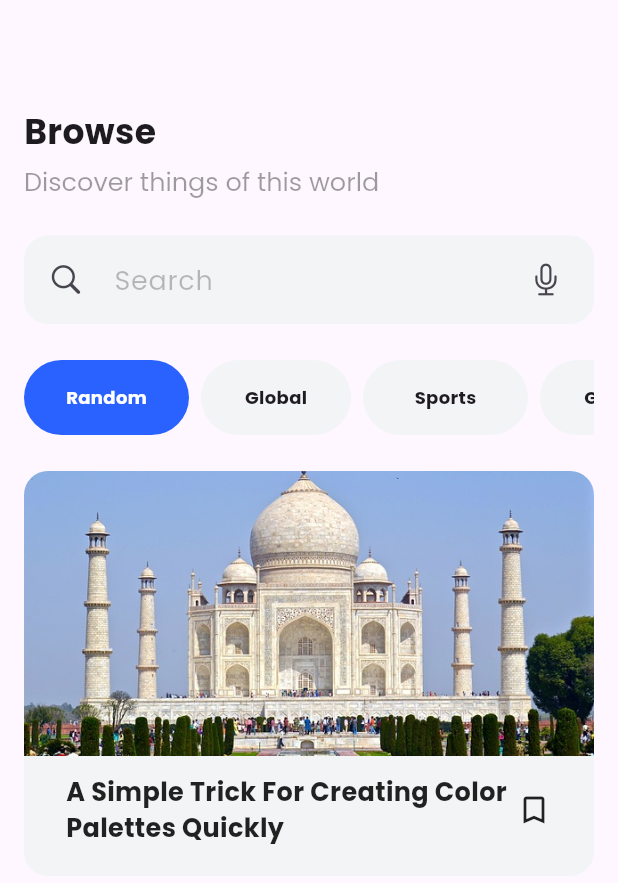
After one commit to muzzammil763/news_app, a Flutter app: the HomePageScreen2 screen opened directly, on a phone screen of 412 x 824 dp. The commit adds this screen. Shown: the top 883 px of the screen. Run offline on Flutter 3.47's test engine with Material 3 defaults, Android fonts, the phone set to English and light mode, and no system bars; our stand-ins replace google_fonts.

Commit message:
some changes

```diff
--- a/lib/Screens/homepage.dart
+++ b/lib/Screens/homepage.dart
@@ -1,5 +1,6 @@
 import 'package:flutter/cupertino.dart';
 import 'package:flutter/material.dart';
+import 'package:news_app/Screens/homepage2.dart';
 
 class HomePageScreen extends StatelessWidget {
   const HomePageScreen({super.key});
@@ -82,7 +83,16 @@ class HomePageScreen extends StatelessWidget {
                     scrollDirection: Axis.horizontal,
                     child: Row(
                       children: [
-                        Container(
+                        InkWell(
+                          onTap: () {
+                            Navigator.push(
+                              context,
+                              MaterialPageRoute(
+                                builder: (context) => const HomePageScreen2(),
+                              ),
+                            );
+                          },
+                          child: Container(
                             height: 50,
                             width: 110,
                             decoration: BoxDecoration(
@@ -95,6 +105,7 @@ class HomePageScreen extends StatelessWidget {
                                 style: TextStyle(
                                   fontSize: 12,
                                   fontWeight: FontWeight.bold,
+                                ),
                               ),
                             ),
                           ),
--- /dev/null
+++ b/lib/Screens/homepage2.dart
@@ -0,0 +1,248 @@
+import 'package:flutter/cupertino.dart';
+import 'package:flutter/material.dart';
+
+class HomePageScreen2 extends StatelessWidget {
+  const HomePageScreen2({super.key});
+
+  @override
+  Widget build(BuildContext context) {
+    return Scaffold(
+      body: SingleChildScrollView(
+        child: Column(
+          children: [
+            Padding(
+              padding: const EdgeInsets.only(
+                left: 16,
+                right: 16,
+                top: 72,
+                bottom: 16,
+              ),
+              child: Column(
+                crossAxisAlignment: CrossAxisAlignment.start,
+                children: [
+                  const Text(
+                    'Browse',
+                    style: TextStyle(
+                      fontSize: 23,
+                      fontWeight: FontWeight.bold,
+                    ),
+                  ),
+                  const SizedBox(
+                    height: 4,
+                  ),
+                  const Text(
+                    'Discover things of this world',
+                    style: TextStyle(
+                      fontSize: 17,
+                      color: Colors.black38,
+                      letterSpacing: 0,
+                    ),
+                  ),
+                  const SizedBox(
+                    height: 24,
+                  ),
+                  TextField(
+                    cursorOpacityAnimates: true,
+                    cursorColor: Colors.black,
+                    decoration: InputDecoration(
+                      prefixIcon: const Padding(
+                        padding: EdgeInsets.only(
+                          left: 16,
+                          right: 16,
+                        ),
+                        child: Icon(
+                          CupertinoIcons.search,
+                        ),
+                      ),
+                      suffixIcon: const Padding(
+                        padding: EdgeInsets.only(
+                          right: 16,
+                        ),
+                        child: Icon(
+                          CupertinoIcons.mic,
+                        ),
+                      ),
+                      hintText: 'Search',
+                      hintStyle: const TextStyle(
+                        fontSize: 18,
+                        color: Colors.black26,
+                      ),
+                      border: OutlineInputBorder(
+                        borderRadius: BorderRadius.circular(16),
+                        borderSide: BorderSide.none,
+                      ),
+                      filled: true,
+                      fillColor: const Color(0XFFF3F4F6),
+                    ),
+                  ),
+                  const SizedBox(
+                    height: 24,
+                  ),
+                  SingleChildScrollView(
+                    scrollDirection: Axis.horizontal,
+                    child: Row(
+                      children: [
+                        Container(
+                          height: 50,
+                          width: 110,
+                          decoration: BoxDecoration(
+                            borderRadius: BorderRadius.circular(32),
+                            color: Colors.blueAccent[700],
+                          ),
+                          child: const Center(
+                            child: Text(
+                              'Random',
+                              style: TextStyle(
+                                fontSize: 12,
+                                fontWeight: FontWeight.bold,
+                                color: Colors.white,
+                              ),
+                            ),
+                          ),
+                        ),
+                        const SizedBox(
+                          width: 8,
+                        ),
+                        Container(
+                          height: 50,
+                          width: 100,
+                          decoration: BoxDecoration(
+                            borderRadius: BorderRadius.circular(32),
+                            color: const Color(0XFFF3F4F6),
+                          ),
+                          child: const Center(
+                            child: Text(
+                              'Global',
+                              style: TextStyle(
+                                fontSize: 12,
+                                fontWeight: FontWeight.bold,
+                              ),
+                            ),
+                          ),
+                        ),
+                        const SizedBox(
+                          width: 8,
+                        ),
+                        Container(
+                          height: 50,
+                          width: 110,
+                          decoration: BoxDecoration(
+                            borderRadius: BorderRadius.circular(32),
+                            color: const Color(0XFFF3F4F6),
+                          ),
+                          child: const Center(
+                            child: Text(
+                              'Sports',
+                              style: TextStyle(
+                                fontSize: 12,
+                                fontWeight: FontWeight.bold,
+                              ),
+                            ),
+                          ),
+                        ),
+                        const SizedBox(
+                          width: 8,
+                        ),
+                        Container(
+                          height: 50,
+                          width: 110,
+                          decoration: BoxDecoration(
+                            borderRadius: BorderRadius.circular(32),
+                            color: const Color(0XFFF3F4F6),
+                          ),
+                          child: const Center(
+                            child: Text(
+                              'Gaming',
+                              style: TextStyle(
+                                fontSize: 12,
+                                fontWeight: FontWeight.bold,
+                              ),
+                            ),
+                          ),
+                        ),
+                        const SizedBox(
+                          width: 8,
+                        ),
+                        Container(
+                          height: 50,
+                          width: 110,
+                          decoration: BoxDecoration(
+                            borderRadius: BorderRadius.circular(32),
+                            color: const Color(0XFFF3F4F6),
+                          ),
+                          child: const Center(
+                            child: Text(
+                              'Politics',
+                              style: TextStyle(
+                                fontSize: 12,
+                                fontWeight: FontWeight.bold,
+                              ),
+                            ),
+                          ),
+                        ),
+                      ],
+                    ),
+                  ),
+                  const SizedBox(
+                    height: 24,
+                  ),
+                  Container(
+                    height: 270,
+                    width: double.infinity,
+                    decoration: BoxDecoration(
+                      borderRadius: BorderRadius.circular(16),
+                      color: const Color(0XFFF3F4F6),
+                    ),
+                    child: Column(
+                      children: [
+                        ClipRRect(
+                          borderRadius: BorderRadius.only(
+                            topLeft: Radius.circular(16),
+                            topRight: Radius.circular(16),
+                          ),
+                          child: Image.asset(
+                            'assets/images/edferferfe.jpg',
+                            fit: BoxFit.cover,
+                            height: 190.0,
+                            width: double.infinity,
+                          ),
+                        ),
+                        SizedBox(
+                          height: 12,
+                        ),
+                        Row(
+                          mainAxisAlignment: MainAxisAlignment.center,
+                          crossAxisAlignment: CrossAxisAlignment.center,
+                          children: [
+                            SizedBox(
+                              width: 300,
+                              child: Column(
+                                children: [
+                                  Text(
+                                    'A Simple Trick For Creating Color Palettes Quickly',
+                                    style: TextStyle(
+                                      color: Colors.black87,
+                                      fontWeight: FontWeight.bold,
+                                      fontSize: 17,
+                                    ),
+                                  ),
+                                ],
+                              ),
+                            ),
+                            Icon(
+                              Icons.bookmark_border,
+                            ),
+                          ],
+                        ),
+                      ],
+                    ),
+                  )
+                ],
+              ),
+            ),
+          ],
+        ),
+      ),
+    );
+  }
+}
```
Lines whose indentation alone changed are shown as unchanged.
